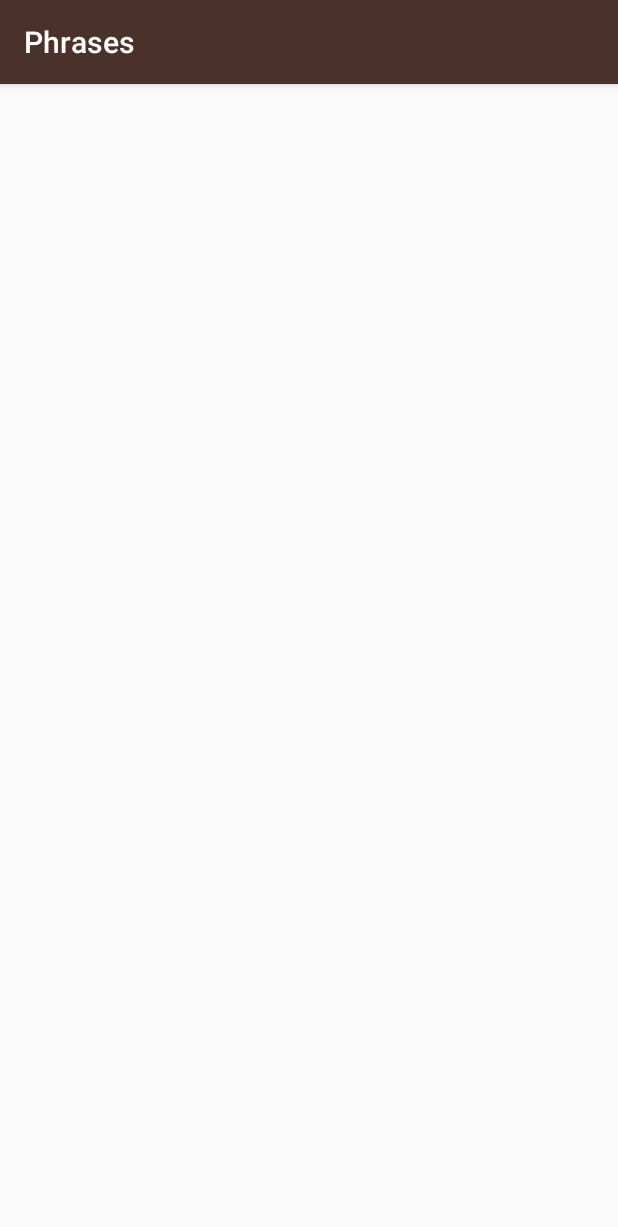
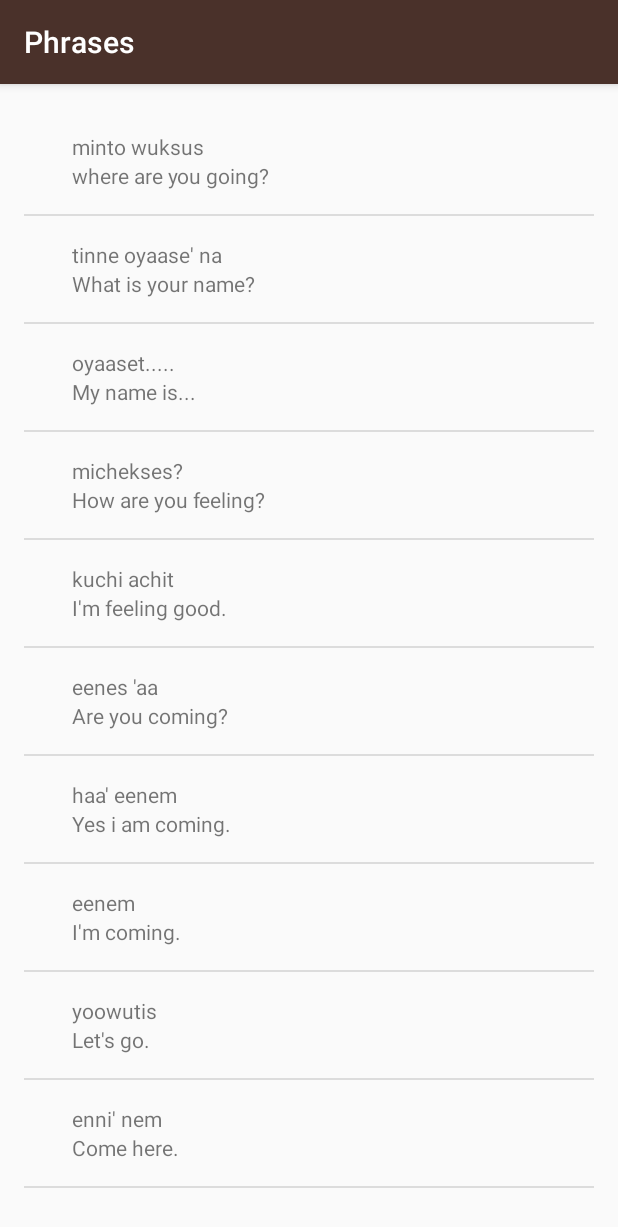
Before and after one commit to AnkurBegining/My-Miwok-App, an Android app: the screen it shows after launch (PhrasesActivity), after a tap on "Phrases", on a phone screen of 412 x 824 dp. Shown: the top 1227 px of the screen. Run offline under Robolectric (Android 15) with nearby library versions, the phone set to English and light mode, and no system bars.

Commit message:
feat:Now no image in Phrases. Hidden it

```diff
--- a/app/src/main/java/com/example/android/miwok/MainActivity.java
+++ b/app/src/main/java/com/example/android/miwok/MainActivity.java
@@ -49,6 +49,7 @@ public class MainActivity extends AppCompatActivity {
         family.setOnClickListener(new View.OnClickListener() {
             @Override
             public void onClick(View v) {
+                Toast.makeText(v.getContext(),"Family Memeber", Toast.LENGTH_SHORT).show();
                 Intent familyIntent=new Intent(MainActivity.this ,FamilyActivity.class);
                 startActivity(familyIntent);
             }
@@ -59,6 +60,7 @@ public class MainActivity extends AppCompatActivity {
         colors.setOnClickListener(new View.OnClickListener() {
             @Override
             public void onClick(View v) {
+                Toast.makeText(v.getContext(),"Colors", Toast.LENGTH_SHORT).show();
                 Intent colorIntent=new Intent(MainActivity.this, ColorsActivity.class);
                 startActivity(colorIntent);
             }
@@ -69,6 +71,7 @@ public class MainActivity extends AppCompatActivity {
         phrases.setOnClickListener(new View.OnClickListener() {
             @Override
             public void onClick(View v) {
+                Toast.makeText(v.getContext(),"Phrases", Toast.LENGTH_SHORT).show();
                 Intent phrasesIntent=new Intent(MainActivity.this, PhrasesActivity.class);
                 startActivity(phrasesIntent);
             }
--- a/app/src/main/java/com/example/android/miwok/PhrasesActivity.java
+++ b/app/src/main/java/com/example/android/miwok/PhrasesActivity.java
@@ -2,12 +2,40 @@ package com.example.android.miwok;
 
 import android.support.v7.app.AppCompatActivity;
 import android.os.Bundle;
+import android.widget.ListView;
+
+import java.util.ArrayList;
 
 public class PhrasesActivity extends AppCompatActivity {
 
     @Override
     protected void onCreate(Bundle savedInstanceState) {
         super.onCreate(savedInstanceState);
-        setContentView(R.layout.activity_phrases);
+        setContentView(R.layout.activity_numbers);
+
+
+        ArrayList<words> word=new ArrayList<words>();
+
+        word.add(new words("where are you going?","minto wuksus"));
+        word.add(new words("What is your name?","tinne oyaase' na"));
+        word.add(new words("My name is...","oyaaset....."));
+        word.add(new words("How are you feeling?","michekses?"));
+        word.add(new words("I'm feeling good.","kuchi achit"));
+        word.add(new words("Are you coming?","eenes 'aa "));
+        word.add(new words("Yes i am coming.","haa' eenem"));
+        word.add(new words("I'm coming.","eenem"));
+        word.add(new words("Let's go.","yoowutis"));
+        word.add(new words("Come here.","enni' nem"));
+
+
+
+
+
+        WordAdapter adapter=
+                new WordAdapter( this ,word);
+
+        ListView listView=(ListView) findViewById(R.id.list);
+
+        listView.setAdapter(adapter);
     }
 }
--- a/app/src/main/java/com/example/android/miwok/WordAdapter.java
+++ b/app/src/main/java/com/example/android/miwok/WordAdapter.java
@@ -42,7 +42,13 @@ public class WordAdapter extends ArrayAdapter<words> {
         numberTextView.setText(currentWord.getmMiwokTranslation());
 
         ImageView iconImageView = (ImageView) listItemView.findViewById(R.id.icon_image_view);
-        iconImageView.setImageResource(currentWord.getImageResourceId());
+        if(currentWord.hasImage()){
+            iconImageView.setImageResource(currentWord.getImageResourceId());
+            iconImageView.setVisibility(View.VISIBLE);
+        }
+        else{
+            iconImageView.setVisibility(View.GONE);
+        }
 
         return listItemView;
     }
--- a/app/src/main/java/com/example/android/miwok/words.java
+++ b/app/src/main/java/com/example/android/miwok/words.java
@@ -8,7 +8,9 @@ public class words {
 
     private String mDefaultTranslation;
     private  String mMiwokTranslation;
-    private int mImageResourceId;
+    private int mImageResourceId=NO_IMAGE_PROVIDED;
+
+    private static final int NO_IMAGE_PROVIDED = -1;
 
     public  words(String defaultTranslation, String miwokTranslation){
         mDefaultTranslation=defaultTranslation;
@@ -35,4 +37,8 @@ public class words {
     public int getImageResourceId(){
         return mImageResourceId;
     }
+
+    public boolean hasImage(){
+        return mImageResourceId!=NO_IMAGE_PROVIDED;
+    }
 }
```
